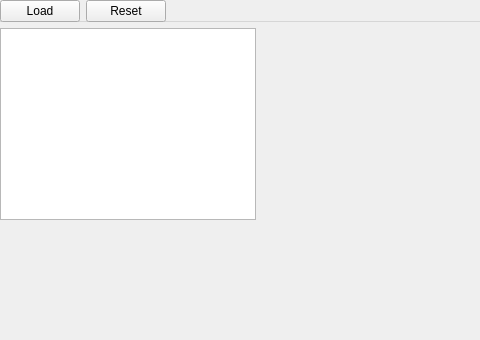
Old version of the form Data/tournament.ui in the repository LouisMLettry/ISChess; both pictures show x 0 to 480 and y 0 to 340 of the 800 by 600 pixel window.
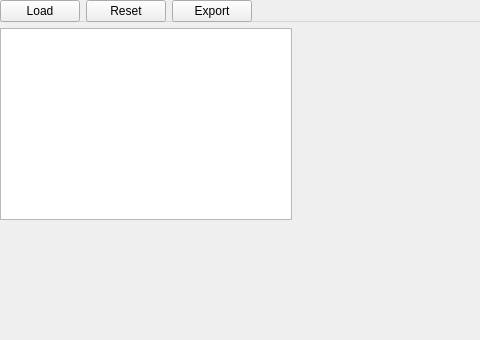
New version of the form.

Commit message: Display and export fix

```diff
--- a/Data/tournament.ui
+++ b/Data/tournament.ui
@@ -65,6 +65,13 @@
         </property>
        </widget>
       </item>
+      <item>
+       <widget class="QPushButton" name="exportButton">
+        <property name="text">
+         <string>Export</string>
+        </property>
+       </widget>
+      </item>
       <item>
        <spacer name="horizontalSpacer">
         <property name="orientation">
```
Left out of the diff: 9 changed lines with no effect on the pictures. The commit also changes 4 other files.
